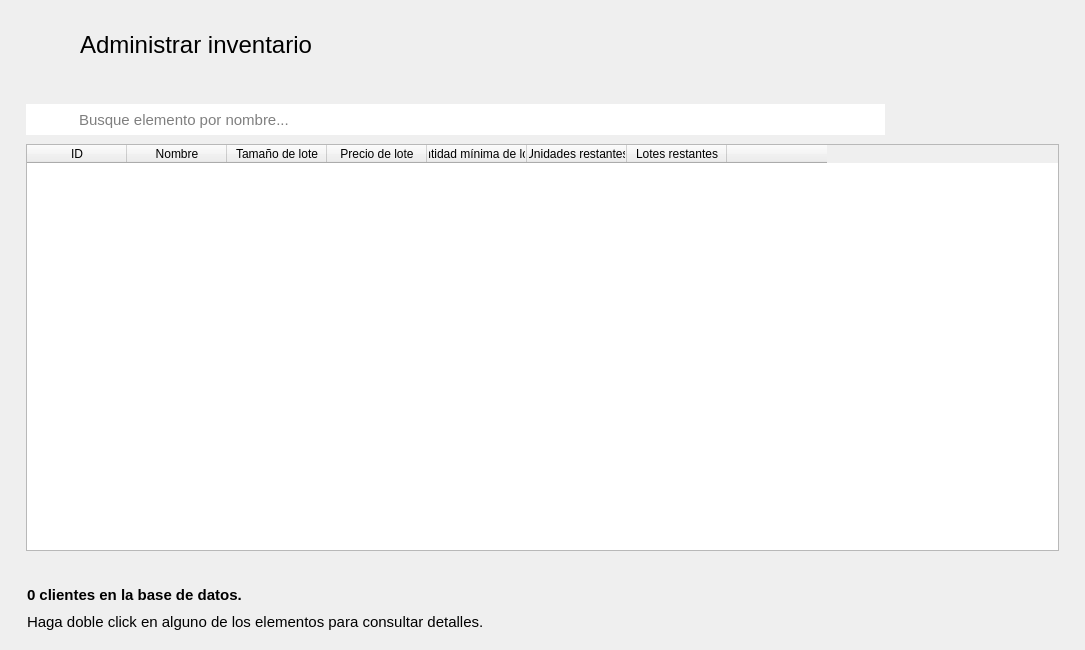
This is ui/Ui_AdministrarInventario.ui in ivanperez-7/printpos as Qt 5 draws it before an edit. The edited form follows.
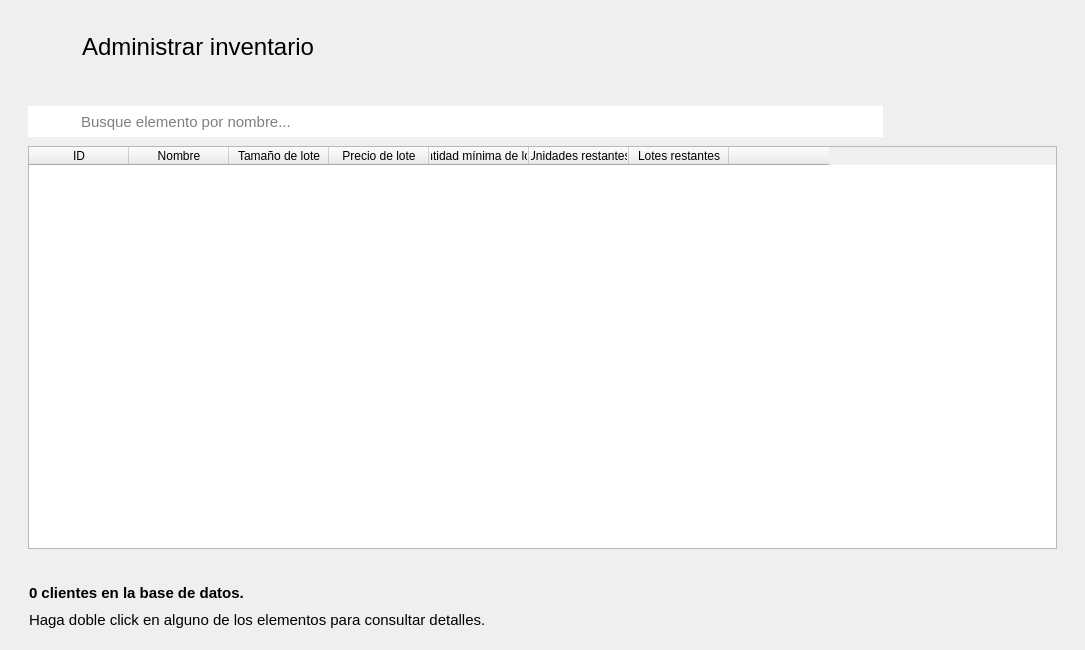
This is the edited form. Icons and pictures are not drawn. Custom widgets are drawn as their Qt base class.

```diff
--- a/ui/Ui_AdministrarInventario.ui
+++ b/ui/Ui_AdministrarInventario.ui
@@ -1,7 +1,7 @@
 <?xml version="1.0" encoding="UTF-8"?>
 <ui version="4.0">
  <class>AdministrarInventario</class>
- <widget class="QMainWindow" name="AdministrarInventario">
+ <widget class="QWidget" name="AdministrarInventario">
   <property name="geometry">
    <rect>
     <x>0</x>
@@ -10,22 +10,11 @@
     <height>650</height>
    </rect>
   </property>
-  <property name="minimumSize">
-   <size>
-    <width>1085</width>
-    <height>650</height>
-   </size>
-  </property>
   <property name="windowTitle">
    <string>Administrar inventario</string>
   </property>
-  <property name="windowIcon">
-   <iconset resource="../resources.qrc">
-    <normaloff>:/img/icon.ico</normaloff>:/img/icon.ico</iconset>
-  </property>
-  <widget class="QWidget" name="centralwidget">
    <layout class="QVBoxLayout" name="verticalLayout">
-    <item alignment="Qt::AlignLeft|Qt::AlignTop">
+   <item alignment="Qt::AlignLeft">
      <widget class="QFrame" name="frame">
       <property name="font">
        <font>
@@ -431,7 +420,7 @@
       </layout>
      </widget>
     </item>
-    <item alignment="Qt::AlignBottom">
+   <item>
      <widget class="QFrame" name="frame_4">
       <property name="font">
        <font>
@@ -512,7 +501,6 @@
      </widget>
     </item>
    </layout>
-  </widget>
  </widget>
  <customwidgets>
   <customwidget>
```
Left out of the diff: 2 changed lines with no effect on the pictures. Lines whose indentation alone changed are shown as unchanged.
